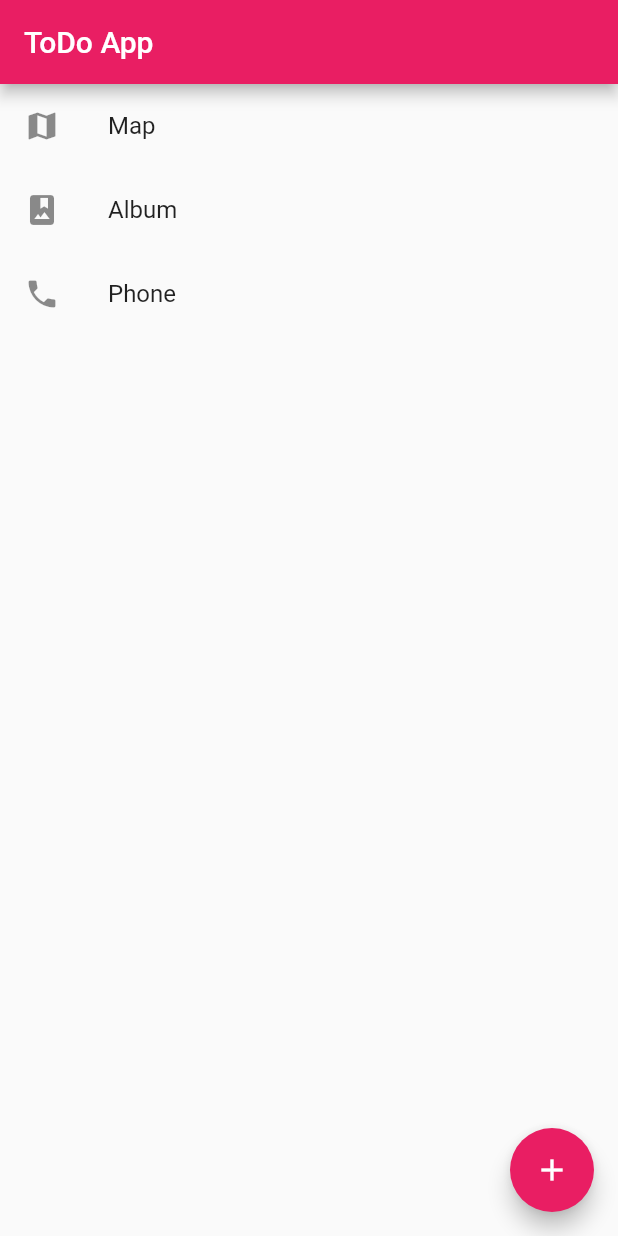
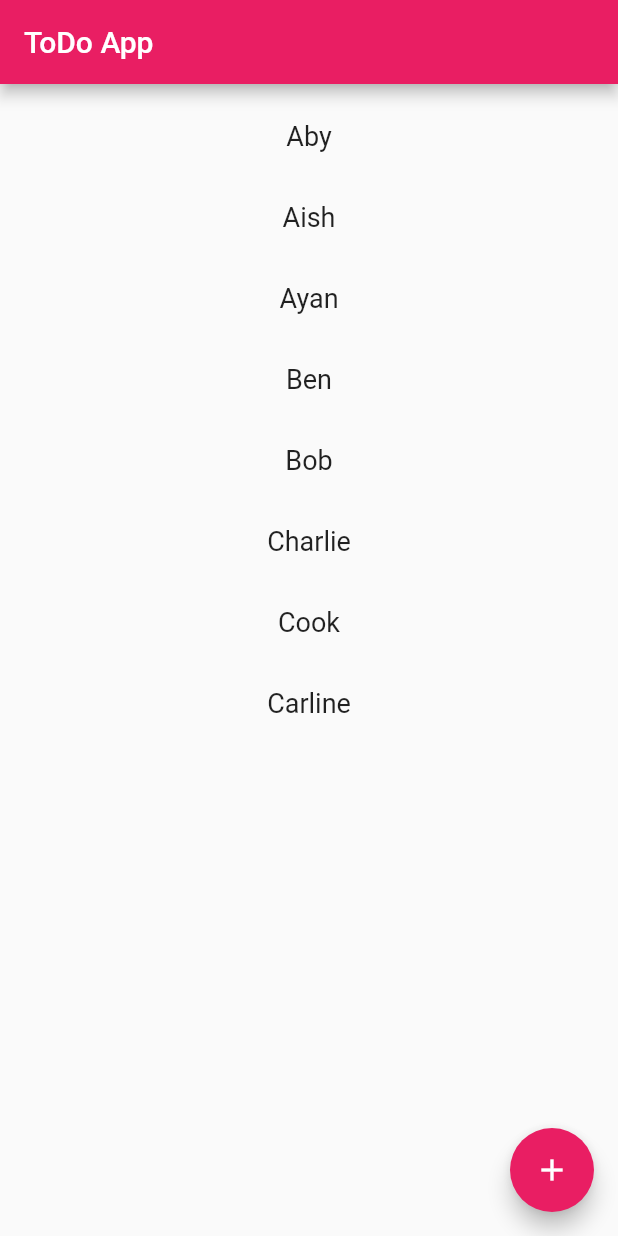
Before and after one commit to RenzT/FlutterTechTalkDemo, a Flutter app: the screen it shows after launch, on a phone screen of 412 x 824 dp. Run offline on Flutter 3.47's test engine with Material 2 defaults, Android fonts, the phone set to English and light mode, and no system bars.

Commit message:
Added List Widget

```diff
--- a/lib/main.dart
+++ b/lib/main.dart
@@ -29,27 +29,28 @@ class MyHomePage extends StatefulWidget {
 
 class _MyHomePageState extends State<MyHomePage> {
 
+  final List<String> names = <String>['Aby', 'Aish', 'Ayan', 'Ben', 'Bob', 'Charlie', 'Cook', 'Carline'];
+
   @override
   Widget build(BuildContext context) {
     return Scaffold(
       appBar: AppBar(
         title: Text(widget.title),
       ),
-      body: ListView(
-          children: <Widget>[
-            ListTile(
-              leading: Icon(Icons.map),
-              title: Text('Map'),
+      body: ListView.builder(
+        padding: const EdgeInsets.all(8),
+        itemCount: names.length,
+        itemBuilder: (BuildContext context, int index){
+          return Container(
+            height: 50,
+            margin: EdgeInsets.all(2),
+            child: Center(
+              child: Text('${names[index]}',
+                style: TextStyle(fontSize: 18),
+              )
             ),
-            ListTile(
-              leading: Icon(Icons.photo_album),
-              title: Text('Album'),
-            ),
-            ListTile(
-              leading: Icon(Icons.phone),
-              title: Text('Phone'),
-            ),
-          ],
+          );
+        }
         ),
       floatingActionButton: FloatingActionButton(
         onPressed: () {
```
